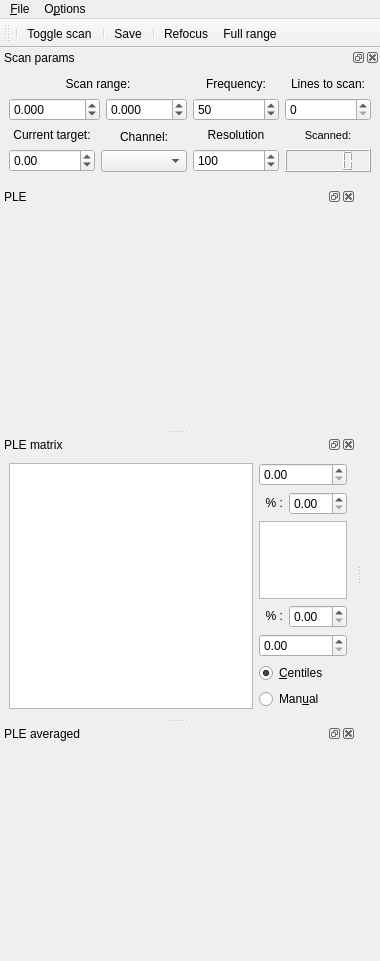
First picture: the form in src/qudi/gui/ple/ple_gui.ui, repository bbuusshh/scudi, before the edit.
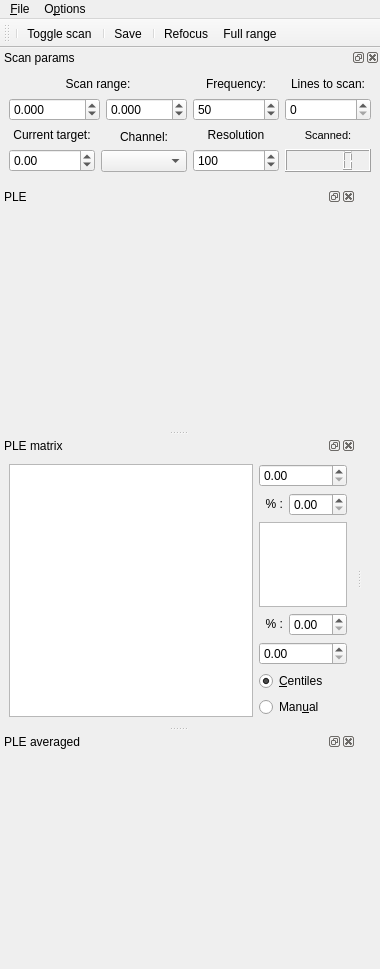
Second picture: the form after the edit. Icons and pictures are not drawn. Custom widgets are drawn as their Qt base class.

Diff of the .ui file:
```diff
--- a/src/qudi/gui/ple/ple_gui.ui
+++ b/src/qudi/gui/ple/ple_gui.ui
@@ -7,7 +7,7 @@
     <x>0</x>
     <y>0</y>
     <width>380</width>
-    <height>954</height>
+    <height>962</height>
    </rect>
   </property>
   <property name="sizePolicy">
@@ -410,8 +410,8 @@
    </property>
    <property name="minimumSize">
     <size>
-     <width>82</width>
-     <height>242</height>
+     <width>87</width>
+     <height>243</height>
     </size>
    </property>
    <property name="windowTitle">
@@ -450,8 +450,8 @@
    </property>
    <property name="minimumSize">
     <size>
-     <width>178</width>
-     <height>283</height>
+     <width>192</width>
+     <height>290</height>
     </size>
    </property>
    <property name="windowTitle">
```
Left out of the diff: 8 changed lines with no effect on the pictures.
